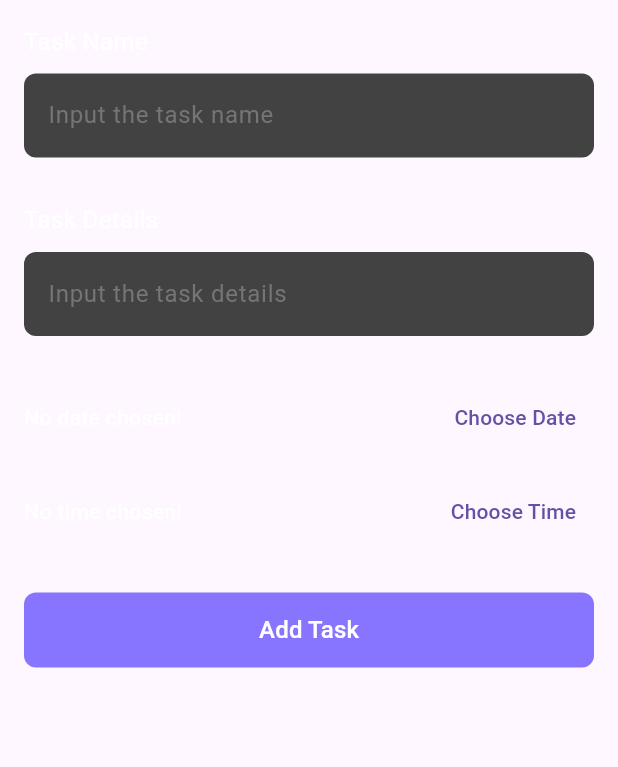
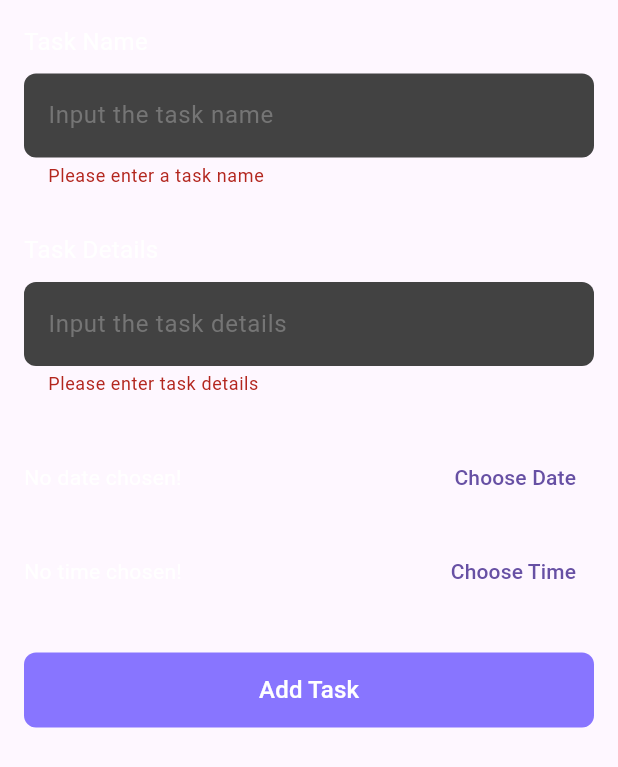
Before and after one commit to ziadimaish-Dimensions/ToDoApp, a Flutter app: the BottomSheetWidget widget shown alone on an empty page, opened directly with empty values, after a tap on "Add Task", on a phone screen of 412 x 824 dp. Shown: the top 767 px of the screen. Run offline on Flutter 3.47's test engine with Material 3 defaults, Android fonts, the phone set to English and light mode, and no system bars; our stand-ins replace cloud_firestore, firebase_auth, firebase_core, google_nav_bar; accounts and stored records are empty.

```diff
--- a/lib/features/tasks/widgets/bottom_sheet_widget.dart
+++ b/lib/features/tasks/widgets/bottom_sheet_widget.dart
@@ -16,6 +16,7 @@ class BottomSheetWidget extends StatefulWidget {
 }
 
 class _BottomSheetWidgetState extends State<BottomSheetWidget> {
+  final _formKey = GlobalKey<FormState>();
   final TextEditingController _nameController = TextEditingController();
   final TextEditingController _detailsController = TextEditingController();
   DateTime? _selectedDate;
@@ -63,22 +64,33 @@ class _BottomSheetWidgetState extends State<BottomSheetWidget> {
   }
 
   void _addTask() {
-    if (_nameController.text.isEmpty ||
-        _detailsController.text.isEmpty ||
-        _selectedDate == null ||
-        _selectedTime == null ||
-        _currentUser == null) {
+    if (_formKey.currentState!.validate()) {
+      if (_selectedDate == null || _selectedTime == null) {
+        ScaffoldMessenger.of(context).showSnackBar(
+          SnackBar(
+            content: const Text('Please select date and time'),
+            backgroundColor: Colors.red,
+            duration: const Duration(seconds: 3),
+          ),
+        );
         return;
       }
-    final dateTime = DateTime(_selectedDate!.year, _selectedDate!.month,
-        _selectedDate!.day, _selectedTime!.hour, _selectedTime!.minute);
+
+      final dateTime = DateTime(
+        _selectedDate!.year,
+        _selectedDate!.month,
+        _selectedDate!.day,
+        _selectedTime!.hour,
+        _selectedTime!.minute,
+      );
       final task = TaskModel(
         id: '',
         name: _nameController.text,
         details: _detailsController.text,
         time: dateTime,
-      userId: _currentUser!.uid,
+        userId: widget.userId,
       );
+
       _taskRepository.addTask(task);
       _nameController.clear();
       _detailsController.clear();
@@ -86,7 +98,23 @@ class _BottomSheetWidgetState extends State<BottomSheetWidget> {
         _selectedDate = null;
         _selectedTime = null;
       });
+
+      ScaffoldMessenger.of(context).showSnackBar(
+        SnackBar(
+          content: const Text('Task added successfully'),
+          backgroundColor: Colors.green,
+          duration: const Duration(seconds: 3),
+          action: SnackBarAction(
+            label: 'UNDO',
+            onPressed: () {
+              _taskRepository.deleteTask(task.id);
+            },
+          ),
+        ),
+      );
+
       Navigator.pop(context);
+    }
   }
 
   @override
@@ -99,7 +127,10 @@ class _BottomSheetWidgetState extends State<BottomSheetWidget> {
               bottom: MediaQuery.of(context).viewInsets.bottom,
               left: 16,
               right: 16,
-                top: 16),
+              top: 16,
+            ),
+            child: Form(
+              key: _formKey,
               child: Column(
                 mainAxisSize: MainAxisSize.min,
                 crossAxisAlignment: CrossAxisAlignment.start,
@@ -107,12 +138,26 @@ class _BottomSheetWidgetState extends State<BottomSheetWidget> {
                   CustomTextField(
                     label: 'Task Name',
                     hintText: 'Input the task name',
-                    controller: _nameController),
+                    controller: _nameController,
+                    validator: (value) {
+                      if (value == null || value.isEmpty) {
+                        return 'Please enter a task name';
+                      }
+                      return null;
+                    },
+                  ),
                   const SizedBox(height: 30),
                   CustomTextField(
                     label: 'Task Details',
                     hintText: 'Input the task details',
-                    controller: _detailsController),
+                    controller: _detailsController,
+                    validator: (value) {
+                      if (value == null || value.isEmpty) {
+                        return 'Please enter task details';
+                      }
+                      return null;
+                    },
+                  ),
                   const SizedBox(height: 30),
                   Row(
                     children: [
@@ -164,6 +209,7 @@ class _BottomSheetWidgetState extends State<BottomSheetWidget> {
                 ],
               ),
             ),
+          ),
         );
       },
     );
--- a/lib/global/widgets/custom_text_field.dart
+++ b/lib/global/widgets/custom_text_field.dart
@@ -5,6 +5,7 @@ class CustomTextField extends StatelessWidget {
   final String hintText;
   final TextEditingController controller;
   final bool obscureText;
+  final String? Function(String?)? validator;
 
   const CustomTextField({
     super.key,
@@ -12,6 +13,7 @@ class CustomTextField extends StatelessWidget {
     required this.hintText,
     required this.controller,
     this.obscureText = false,
+    this.validator,
   });
 
   @override
@@ -27,9 +29,10 @@ class CustomTextField extends StatelessWidget {
           ),
         ),
         const SizedBox(height: 10),
-        TextField(
+        TextFormField(
           controller: controller,
           obscureText: obscureText,
+          validator: validator,
           decoration: InputDecoration(
             filled: true,
             fillColor: Colors.grey[800],
```
Also changed, not shown: lib/features/tasks/views/task_details_screen.dart (+53 -6 lines). Lines whose indentation alone changed are shown as unchanged.
